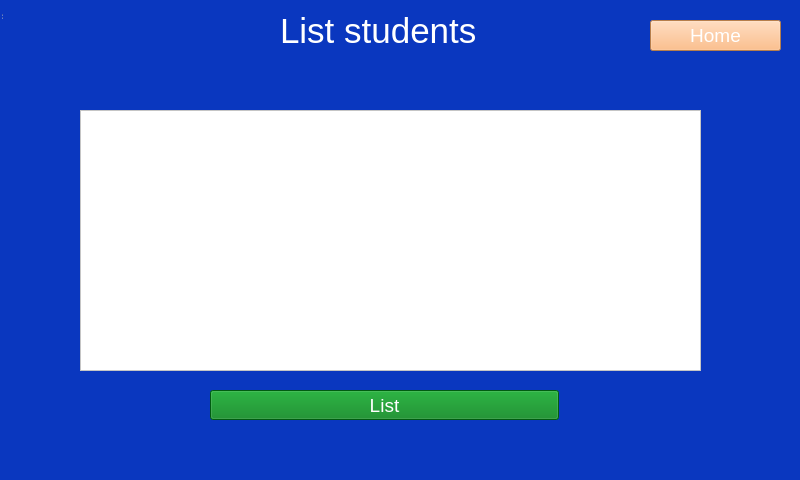
Old version of the form showstudents.ui in the repository zdenekpasek/School-managment-system.
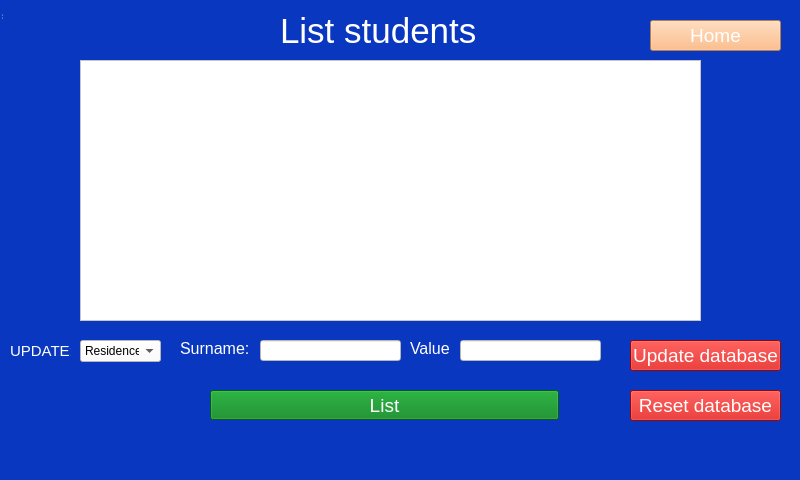
New version of the form.

Diff of the .ui file:
```diff
--- a/showstudents.ui
+++ b/showstudents.ui
@@ -114,7 +114,7 @@
       <property name="geometry">
        <rect>
         <x>80</x>
-        <y>110</y>
+        <y>60</y>
         <width>621</width>
         <height>261</height>
        </rect>
@@ -124,6 +124,211 @@
 background-color: rgb(255, 255, 255);</string>
       </property>
      </widget>
+     <widget class="QPushButton" name="resetDbButton">
+      <property name="geometry">
+       <rect>
+        <x>630</x>
+        <y>390</y>
+        <width>151</width>
+        <height>31</height>
+       </rect>
+      </property>
+      <property name="font">
+       <font>
+        <family>Arial</family>
+        <pointsize>14</pointsize>
+       </font>
+      </property>
+      <property name="styleSheet">
+       <string notr="true">color:white;
+background-color: rgb(204, 10, 4);</string>
+      </property>
+      <property name="text">
+       <string>Reset database</string>
+      </property>
+     </widget>
+     <widget class="QLabel" name="labelMessage">
+      <property name="geometry">
+       <rect>
+        <x>250</x>
+        <y>420</y>
+        <width>271</width>
+        <height>21</height>
+       </rect>
+      </property>
+      <property name="font">
+       <font>
+        <family>Arial</family>
+        <pointsize>14</pointsize>
+       </font>
+      </property>
+      <property name="styleSheet">
+       <string notr="true">color:white;
+</string>
+      </property>
+      <property name="text">
+       <string/>
+      </property>
+     </widget>
+     <widget class="QComboBox" name="comboBox">
+      <property name="geometry">
+       <rect>
+        <x>80</x>
+        <y>340</y>
+        <width>81</width>
+        <height>22</height>
+       </rect>
+      </property>
+      <property name="styleSheet">
+       <string notr="true">color:black;
+background-color: rgb(255, 255, 255);
+</string>
+      </property>
+      <item>
+       <property name="text">
+        <string>Residence</string>
+       </property>
+      </item>
+      <item>
+       <property name="text">
+        <string>Subjects</string>
+       </property>
+      </item>
+     </widget>
+     <widget class="QLineEdit" name="lineEdit_user">
+      <property name="geometry">
+       <rect>
+        <x>260</x>
+        <y>340</y>
+        <width>141</width>
+        <height>21</height>
+       </rect>
+      </property>
+      <property name="font">
+       <font>
+        <family>Arial</family>
+        <pointsize>12</pointsize>
+       </font>
+      </property>
+      <property name="styleSheet">
+       <string notr="true">background-color: rgb(255, 255, 255);</string>
+      </property>
+      <property name="text">
+       <string/>
+      </property>
+     </widget>
+     <widget class="QPushButton" name="updateDbButton">
+      <property name="geometry">
+       <rect>
+        <x>630</x>
+        <y>340</y>
+        <width>151</width>
+        <height>31</height>
+       </rect>
+      </property>
+      <property name="font">
+       <font>
+        <family>Arial</family>
+        <pointsize>14</pointsize>
+       </font>
+      </property>
+      <property name="styleSheet">
+       <string notr="true">color:white;
+background-color: rgb(204, 10, 4);</string>
+      </property>
+      <property name="text">
+       <string>Update database</string>
+      </property>
+     </widget>
+     <widget class="QLineEdit" name="lineEdit_value">
+      <property name="geometry">
+       <rect>
+        <x>460</x>
+        <y>340</y>
+        <width>141</width>
+        <height>21</height>
+       </rect>
+      </property>
+      <property name="font">
+       <font>
+        <family>Arial</family>
+        <pointsize>12</pointsize>
+       </font>
+      </property>
+      <property name="styleSheet">
+       <string notr="true">background-color: rgb(255, 255, 255);</string>
+      </property>
+      <property name="text">
+       <string/>
+      </property>
+     </widget>
+     <widget class="QLabel" name="label">
+      <property name="geometry">
+       <rect>
+        <x>180</x>
+        <y>340</y>
+        <width>71</width>
+        <height>16</height>
+       </rect>
+      </property>
+      <property name="font">
+       <font>
+        <family>Arial</family>
+        <pointsize>12</pointsize>
+       </font>
+      </property>
+      <property name="styleSheet">
+       <string notr="true">color:white;</string>
+      </property>
+      <property name="text">
+       <string>Surname:</string>
+      </property>
+     </widget>
+     <widget class="QLabel" name="label_2">
+      <property name="geometry">
+       <rect>
+        <x>410</x>
+        <y>340</y>
+        <width>41</width>
+        <height>16</height>
+       </rect>
+      </property>
+      <property name="font">
+       <font>
+        <family>Arial</family>
+        <pointsize>12</pointsize>
+       </font>
+      </property>
+      <property name="styleSheet">
+       <string notr="true">color:white;</string>
+      </property>
+      <property name="text">
+       <string>Value:</string>
+      </property>
+     </widget>
+     <widget class="QLabel" name="labelMessage_2">
+      <property name="geometry">
+       <rect>
+        <x>10</x>
+        <y>340</y>
+        <width>61</width>
+        <height>21</height>
+       </rect>
+      </property>
+      <property name="font">
+       <font>
+        <family>Arial</family>
+        <pointsize>11</pointsize>
+       </font>
+      </property>
+      <property name="styleSheet">
+       <string notr="true">color:white;
+</string>
+      </property>
+      <property name="text">
+       <string>UPDATE: </string>
+      </property>
+     </widget>
     </widget>
    </widget>
   </widget>
```
